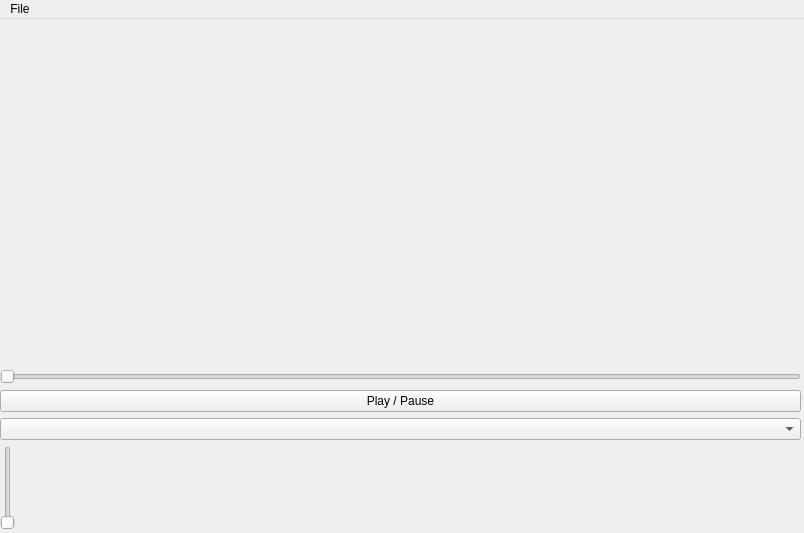
Before: the Qt Designer form ui/video.ui in atac/pychapter10, drawn with Qt 5.
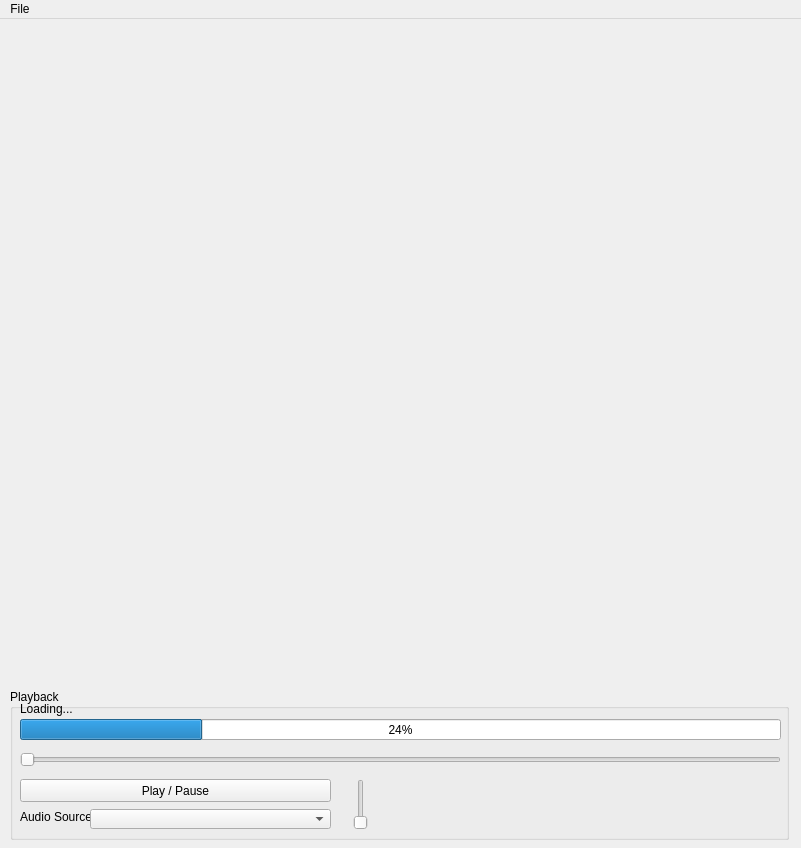
After: the same form once the commit is applied.

Commit message: Reworked toolbar for better layout.

```diff
--- a/ui/video.ui
+++ b/ui/video.ui
@@ -6,8 +6,8 @@
    <rect>
     <x>0</x>
     <y>0</y>
-    <width>804</width>
-    <height>533</height>
+    <width>801</width>
+    <height>848</height>
    </rect>
   </property>
   <property name="windowTitle">
@@ -33,29 +33,104 @@
      <item>
       <layout class="QGridLayout" name="grid"/>
      </item>
-     <item>
-      <layout class="QVBoxLayout" name="playback">
-       <item>
-        <layout class="QVBoxLayout" name="verticalLayout_2">
-         <item alignment="Qt::AlignBottom">
+    </layout>
+   </widget>
+   <widget class="QGroupBox" name="playback">
+    <property name="geometry">
+     <rect>
+      <x>10</x>
+      <y>670</y>
+      <width>779</width>
+      <height>151</height>
+     </rect>
+    </property>
+    <property name="title">
+     <string>Playback</string>
+    </property>
+    <widget class="QLabel" name="load_label_2">
+     <property name="geometry">
+      <rect>
+       <x>10</x>
+       <y>120</y>
+       <width>71</width>
+       <height>16</height>
+      </rect>
+     </property>
+     <property name="text">
+      <string>Audio Source:</string>
+     </property>
+    </widget>
+    <widget class="QProgressBar" name="load_meter">
+     <property name="geometry">
+      <rect>
+       <x>10</x>
+       <y>30</y>
+       <width>761</width>
+       <height>21</height>
+      </rect>
+     </property>
+     <property name="value">
+      <number>24</number>
+     </property>
+    </widget>
+    <widget class="QComboBox" name="audio">
+     <property name="geometry">
+      <rect>
+       <x>80</x>
+       <y>120</y>
+       <width>241</width>
+       <height>20</height>
+      </rect>
+     </property>
+    </widget>
+    <widget class="QLabel" name="load_label">
+     <property name="geometry">
+      <rect>
+       <x>10</x>
+       <y>10</y>
+       <width>371</width>
+       <height>20</height>
+      </rect>
+     </property>
+     <property name="text">
+      <string>Loading...</string>
+     </property>
+    </widget>
           <widget class="QSlider" name="slider">
+     <property name="geometry">
+      <rect>
+       <x>10</x>
+       <y>60</y>
+       <width>761</width>
+       <height>22</height>
+      </rect>
+     </property>
            <property name="orientation">
             <enum>Qt::Horizontal</enum>
            </property>
           </widget>
-         </item>
-         <item>
           <widget class="QPushButton" name="play_btn">
+     <property name="geometry">
+      <rect>
+       <x>10</x>
+       <y>90</y>
+       <width>311</width>
+       <height>23</height>
+      </rect>
+     </property>
            <property name="text">
             <string>Play / Pause</string>
            </property>
           </widget>
-         </item>
-         <item>
-          <widget class="QComboBox" name="audio"/>
-         </item>
-         <item>
           <widget class="QSlider" name="volume">
+     <property name="geometry">
+      <rect>
+       <x>340</x>
+       <y>90</y>
+       <width>22</width>
+       <height>51</height>
+      </rect>
+     </property>
            <property name="sizePolicy">
             <sizepolicy hsizetype="Fixed" vsizetype="Fixed">
              <horstretch>0</horstretch>
@@ -66,12 +141,6 @@
             <enum>Qt::Vertical</enum>
            </property>
           </widget>
-         </item>
-        </layout>
-       </item>
-      </layout>
-     </item>
-    </layout>
    </widget>
   </widget>
   <widget class="QMenuBar" name="menubar">
@@ -79,7 +148,7 @@
     <rect>
      <x>0</x>
      <y>0</y>
-     <width>804</width>
+     <width>801</width>
      <height>21</height>
     </rect>
    </property>
```
Lines whose indentation alone changed are shown as unchanged. The commit also changes 2 other files.
